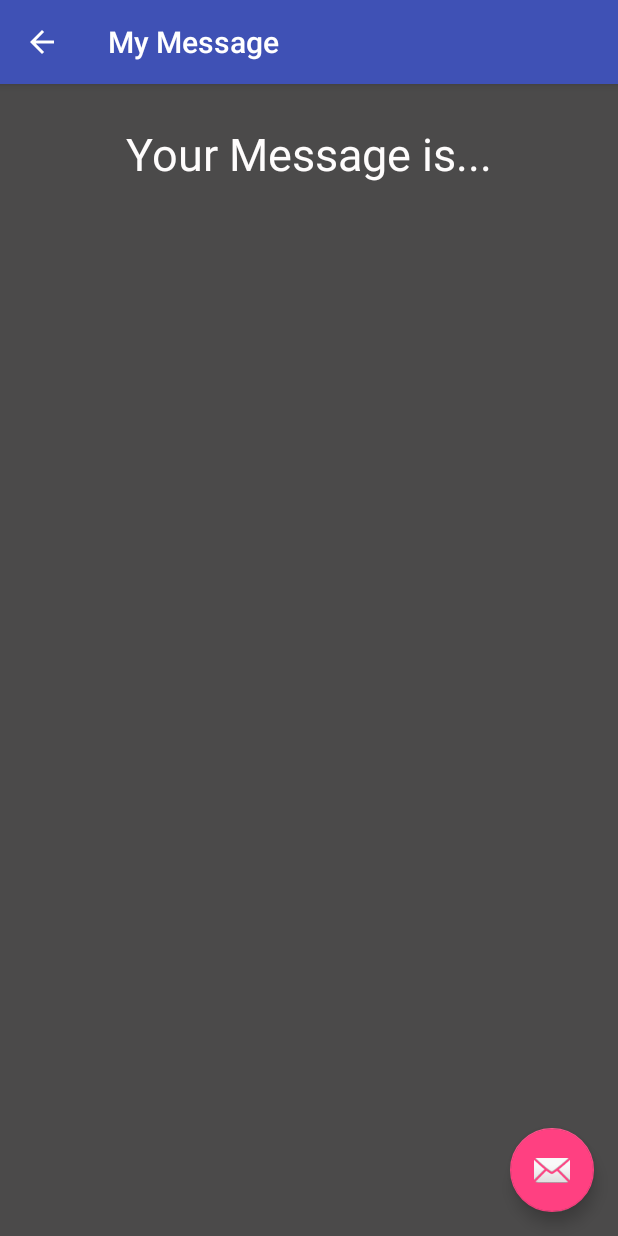
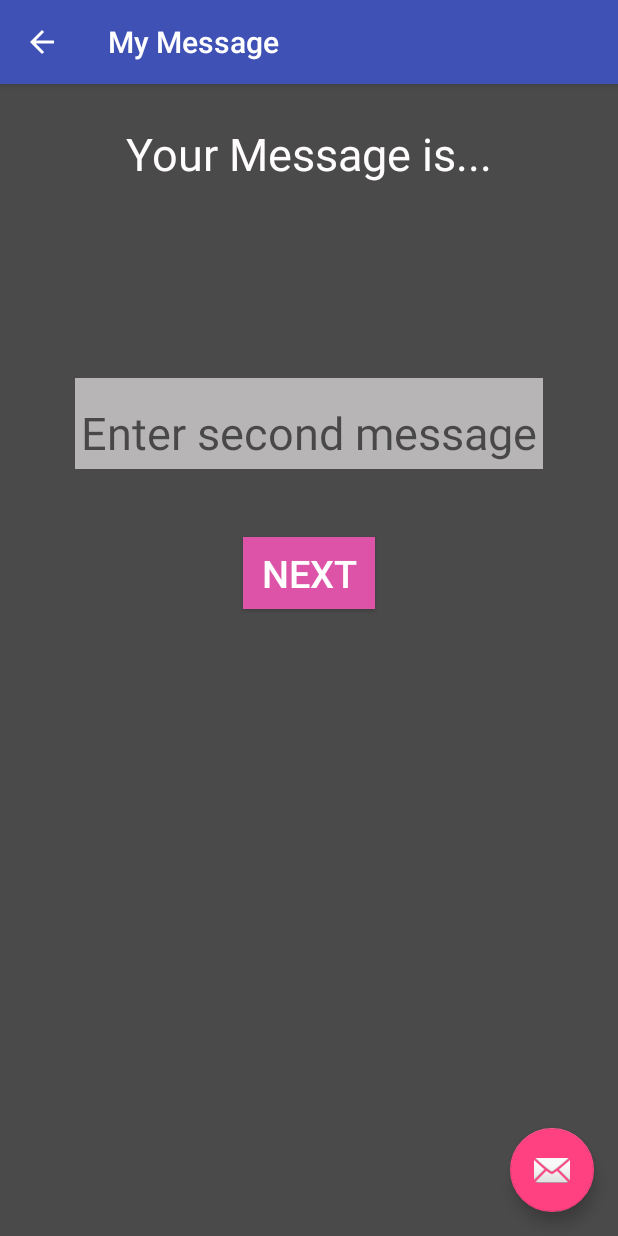
Before and after one commit to twilli58/TWActivities, an Android app: the DisplayMessageActivity screen opened directly, with no data from a screen before it, on a phone screen of 412 x 824 dp. Run offline under Robolectric (Android 15) with nearby library versions, the phone set to English and light mode, and no system bars.

Commit message:
updating the files with new code and corrections

```diff
--- a/app/src/main/res/layout/content_display_message.xml
+++ b/app/src/main/res/layout/content_display_message.xml
@@ -39,5 +39,34 @@
         android:textSize="30dp"
         android:textColor="#fefcfc" />
 
+    <EditText
+        android:layout_width="wrap_content"
+        android:layout_height="wrap_content"
+        android:id="@+id/edit_secondMessage"
+        android:layout_below="@+id/firstText"
+        android:layout_centerHorizontal="true"
+        android:layout_marginTop="54dp"
+        android:paddingTop="16dp"
+        android:paddingBottom="4dp"
+        android:paddingRight="4dp"
+        android:paddingLeft="4dp"
+        android:textColor="#272828"
+        android:background="#9afefcfd"
+        android:textSize="30sp"
+        android:inputType="text"
+        android:hint="Enter second message" />
+
+    <Button
+        android:layout_width="wrap_content"
+        android:layout_height="wrap_content"
+        android:text="@string/nextButton"
+        android:id="@+id/nextButton"
+        android:textColor="#ffffff"
+        android:background="#dc53a8"
+        android:textSize="25sp"
+        android:layout_below="@+id/edit_secondMessage"
+        android:layout_centerHorizontal="true"
+        android:layout_marginTop="45dp"
+        android:onClick="sendSecondMessage" />
 
 </RelativeLayout>
```
Also changed, not shown: app/src/main/java/com/miko/tamikowilliamsactivities/DisplayMessageActivity.java (+9 -4 lines), app/src/main/java/com/miko/tamikowilliamsactivities/DisplaySecondMessageActivity.java (+3 -15 lines).
